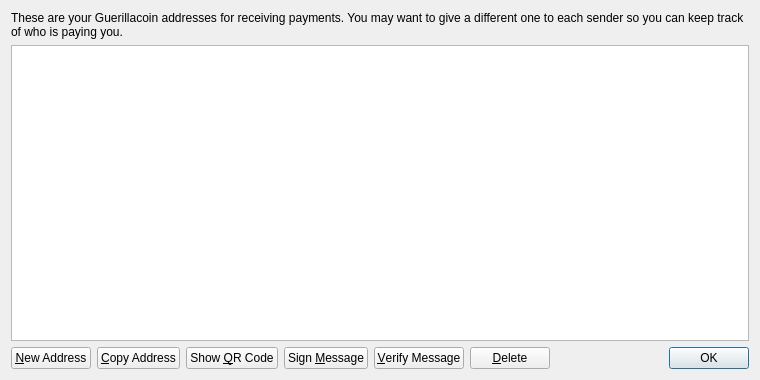
PAXcoinnetwork/guerillacoin, file src/qt/forms/addressbookpage.ui: the form before one commit.
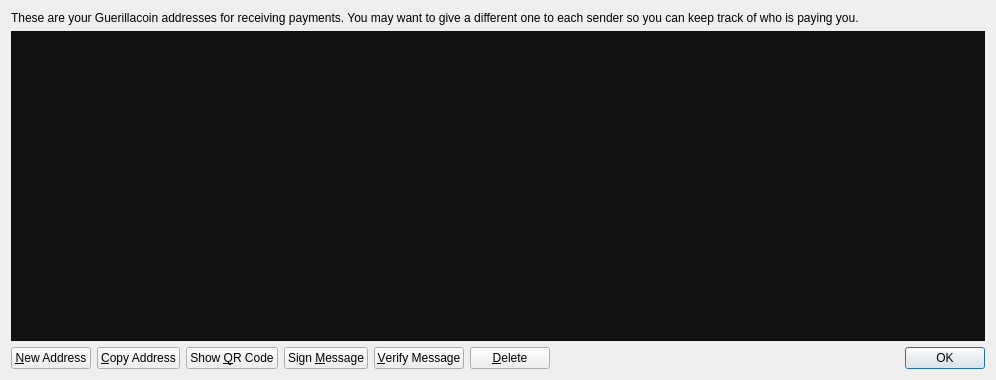
The form after the commit. Icons and pictures are not drawn.

The edit to the form file:
```diff
--- a/src/qt/forms/addressbookpage.ui
+++ b/src/qt/forms/addressbookpage.ui
@@ -6,7 +6,7 @@
    <rect>
     <x>0</x>
     <y>0</y>
-    <width>760</width>
+    <width>996</width>
     <height>380</height>
    </rect>
   </property>
@@ -29,12 +29,245 @@
    </item>
    <item>
     <widget class="QTableView" name="tableView">
+     <property name="palette">
+      <palette>
+       <active>
+        <colorrole role="WindowText">
+         <brush brushstyle="SolidPattern">
+          <color alpha="255">
+           <red>255</red>
+           <green>255</green>
+           <blue>255</blue>
+          </color>
+         </brush>
+        </colorrole>
+        <colorrole role="Button">
+         <brush brushstyle="SolidPattern">
+          <color alpha="255">
+           <red>17</red>
+           <green>17</green>
+           <blue>17</blue>
+          </color>
+         </brush>
+        </colorrole>
+        <colorrole role="Text">
+         <brush brushstyle="SolidPattern">
+          <color alpha="255">
+           <red>255</red>
+           <green>255</green>
+           <blue>255</blue>
+          </color>
+         </brush>
+        </colorrole>
+        <colorrole role="ButtonText">
+         <brush brushstyle="SolidPattern">
+          <color alpha="255">
+           <red>255</red>
+           <green>255</green>
+           <blue>255</blue>
+          </color>
+         </brush>
+        </colorrole>
+        <colorrole role="Base">
+         <brush brushstyle="SolidPattern">
+          <color alpha="255">
+           <red>17</red>
+           <green>17</green>
+           <blue>17</blue>
+          </color>
+         </brush>
+        </colorrole>
+        <colorrole role="Window">
+         <brush brushstyle="SolidPattern">
+          <color alpha="255">
+           <red>17</red>
+           <green>17</green>
+           <blue>17</blue>
+          </color>
+         </brush>
+        </colorrole>
+        <colorrole role="Highlight">
+         <brush brushstyle="SolidPattern">
+          <color alpha="255">
+           <red>204</red>
+           <green>160</green>
+           <blue>0</blue>
+          </color>
+         </brush>
+        </colorrole>
+        <colorrole role="HighlightedText">
+         <brush brushstyle="SolidPattern">
+          <color alpha="255">
+           <red>17</red>
+           <green>17</green>
+           <blue>17</blue>
+          </color>
+         </brush>
+        </colorrole>
+       </active>
+       <inactive>
+        <colorrole role="WindowText">
+         <brush brushstyle="SolidPattern">
+          <color alpha="255">
+           <red>255</red>
+           <green>255</green>
+           <blue>255</blue>
+          </color>
+         </brush>
+        </colorrole>
+        <colorrole role="Button">
+         <brush brushstyle="SolidPattern">
+          <color alpha="255">
+           <red>17</red>
+           <green>17</green>
+           <blue>17</blue>
+          </color>
+         </brush>
+        </colorrole>
+        <colorrole role="Text">
+         <brush brushstyle="SolidPattern">
+          <color alpha="255">
+           <red>255</red>
+           <green>255</green>
+           <blue>255</blue>
+          </color>
+         </brush>
+        </colorrole>
+        <colorrole role="ButtonText">
+         <brush brushstyle="SolidPattern">
+          <color alpha="255">
+           <red>255</red>
+           <green>255</green>
+           <blue>255</blue>
+          </color>
+         </brush>
+        </colorrole>
+        <colorrole role="Base">
+         <brush brushstyle="SolidPattern">
+          <color alpha="255">
+           <red>17</red>
+           <green>17</green>
+           <blue>17</blue>
+          </color>
+         </brush>
+        </colorrole>
+        <colorrole role="Window">
+         <brush brushstyle="SolidPattern">
+          <color alpha="255">
+           <red>17</red>
+           <green>17</green>
+           <blue>17</blue>
+          </color>
+         </brush>
+        </colorrole>
+        <colorrole role="Highlight">
+         <brush brushstyle="SolidPattern">
+          <color alpha="255">
+           <red>204</red>
+           <green>160</green>
+           <blue>0</blue>
+          </color>
+         </brush>
+        </colorrole>
+        <colorrole role="HighlightedText">
+         <brush brushstyle="SolidPattern">
+          <color alpha="255">
+           <red>17</red>
+           <green>17</green>
+           <blue>17</blue>
+          </color>
+         </brush>
+        </colorrole>
+       </inactive>
+       <disabled>
+        <colorrole role="WindowText">
+         <brush brushstyle="SolidPattern">
+          <color alpha="255">
+           <red>255</red>
+           <green>255</green>
+           <blue>255</blue>
+          </color>
+         </brush>
+        </colorrole>
+        <colorrole role="Button">
+         <brush brushstyle="SolidPattern">
+          <color alpha="255">
+           <red>17</red>
+           <green>17</green>
+           <blue>17</blue>
+          </color>
+         </brush>
+        </colorrole>
+        <colorrole role="Text">
+         <brush brushstyle="SolidPattern">
+          <color alpha="255">
+           <red>255</red>
+           <green>255</green>
+           <blue>255</blue>
+          </color>
+         </brush>
+        </colorrole>
+        <colorrole role="ButtonText">
+         <brush brushstyle="SolidPattern">
+          <color alpha="255">
+           <red>255</red>
+           <green>255</green>
+           <blue>255</blue>
+          </color>
+         </brush>
+        </colorrole>
+        <colorrole role="Base">
+         <brush brushstyle="SolidPattern">
+          <color alpha="255">
+           <red>17</red>
+           <green>17</green>
+           <blue>17</blue>
+          </color>
+         </brush>
+        </colorrole>
+        <colorrole role="Window">
+         <brush brushstyle="SolidPattern">
+          <color alpha="255">
+           <red>17</red>
+           <green>17</green>
+           <blue>17</blue>
+          </color>
+         </brush>
+        </colorrole>
+        <colorrole role="Highlight">
+         <brush brushstyle="SolidPattern">
+          <color alpha="255">
+           <red>204</red>
+           <green>160</green>
+           <blue>0</blue>
+          </color>
+         </brush>
+        </colorrole>
+        <colorrole role="HighlightedText">
+         <brush brushstyle="SolidPattern">
+          <color alpha="255">
+           <red>17</red>
+           <green>17</green>
+           <blue>17</blue>
+          </color>
+         </brush>
+        </colorrole>
+       </disabled>
+      </palette>
+     </property>
      <property name="contextMenuPolicy">
       <enum>Qt::CustomContextMenu</enum>
      </property>
      <property name="toolTip">
       <string>Double-click to edit address or label</string>
      </property>
+     <property name="styleSheet">
+      <string notr="true">
+</string>
+     </property>
+     <property name="verticalScrollBarPolicy">
+      <enum>Qt::ScrollBarAsNeeded</enum>
+     </property>
      <property name="tabKeyNavigation">
       <bool>false</bool>
      </property>
```
